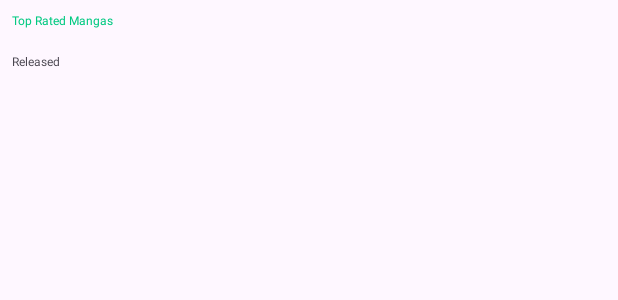
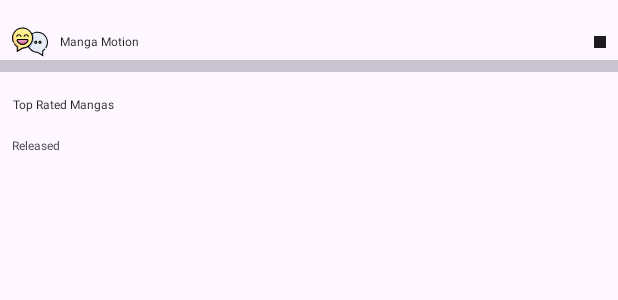
Before and after one commit to MahanZiyari/MangaMotion, an Android app: the layout fragment_manga.xml on its own in the app's theme, with its tools: preview values and no code run, on a phone screen of 412 x 824 dp. Shown: the top 300 px of the screen. Run offline under Robolectric (Android 15) with nearby library versions, the phone set to English and light mode, and no system bars; plain views replace ShimmerRecyclerView.

Commit message:
feat: add top app bar to MangaFragment for more accessibility - set MangaViewModel as activity viewmodel

```diff
--- a/app/src/main/java/ir/mahan/mangamotion/ui/manga/MangaFragment.kt
+++ b/app/src/main/java/ir/mahan/mangamotion/ui/manga/MangaFragment.kt
@@ -6,6 +6,7 @@ import android.view.LayoutInflater
 import android.view.View
 import android.view.ViewGroup
 import android.widget.Toast
+import androidx.fragment.app.activityViewModels
 import androidx.fragment.app.viewModels
 import androidx.lifecycle.lifecycleScope
 import androidx.recyclerview.widget.GridLayoutManager
@@ -31,7 +32,7 @@ class MangaFragment : Fragment() {
     private var _binding: FragmentMangaBinding? = null
     val binding get() = _binding!!
 
-    private val viewModel: MangaViewModel by viewModels()
+    private val viewModel: MangaViewModel by activityViewModels()
 
     @Inject lateinit var topItemsAdapter: TopItemAdapter
 
@@ -48,9 +49,7 @@ class MangaFragment : Fragment() {
         super.onViewCreated(view, savedInstanceState)
         // Data Calling
         lifecycleScope.launch {
-            Timber.tag(DEBUG_TAG).d("lifeCycleScope launched")
-            async { requestForTopMangas() }.await()
-            Timber.tag(DEBUG_TAG).d("After manageStates")
+            //async { requestForTopMangas() }.await()
             manageStates()
         }
         // UI
@@ -59,7 +58,6 @@ class MangaFragment : Fragment() {
 
     private suspend fun manageStates()  {
         viewModel.states.collect{state->
-            Timber.tag(DEBUG_TAG).d("NewState: $state")
             when(state){
                 is MangaStates.Idle -> {}
                 is MangaStates.TopMangasLoading -> {
@@ -87,7 +85,6 @@ class MangaFragment : Fragment() {
     }
 
     private fun requestForTopMangas() = lifecycleScope.launch {
-        Timber.tag(DEBUG_TAG).d("Requesting for Top Mangas")
         viewModel.intents.send(MangaIntents.LoadTopMangas)
     }
 
--- a/app/src/main/java/ir/mahan/mangamotion/viewmodel/manga/MangaViewModel.kt
+++ b/app/src/main/java/ir/mahan/mangamotion/viewmodel/manga/MangaViewModel.kt
@@ -4,9 +4,9 @@ import androidx.lifecycle.ViewModel
 import androidx.lifecycle.viewModelScope
 import dagger.hilt.android.lifecycle.HiltViewModel
 import ir.mahan.mangamotion.data.repository.MangaRepository
-import ir.mahan.mangamotion.utils.constants.DEBUG_TAG
 import ir.mahan.mangamotion.utils.ResponseHandler
 import ir.mahan.mangamotion.utils.constants.APIQueryParameters
+import ir.mahan.mangamotion.utils.constants.DEBUG_TAG
 import ir.mahan.mangamotion.utils.constants.LIMIT_NUMBER
 import kotlinx.coroutines.Dispatchers
 import kotlinx.coroutines.channels.Channel
@@ -17,8 +17,7 @@ import timber.log.Timber
 import javax.inject.Inject
 
 @HiltViewModel
-class MangaViewModel @Inject constructor(private val repository: MangaRepository) :
-    ViewModel() {
+class MangaViewModel @Inject constructor(private val repository: MangaRepository) : ViewModel() {
 
     val intents: Channel<MangaIntents> = Channel()
     private val _states = MutableStateFlow<MangaStates>(MangaStates.Idle)
@@ -32,6 +31,7 @@ class MangaViewModel @Inject constructor(private val repository: MangaRepository
 
     init {
         manageIntents()
+        viewModelScope.launch { intents.send(MangaIntents.LoadTopMangas) }
     }
 
 
--- /dev/null
+++ b/app/src/main/res/drawable/happy.xml
@@ -0,0 +1,43 @@
+<vector xmlns:android="http://schemas.android.com/apk/res/android"
+    android:width="24dp"
+    android:height="24dp"
+    android:viewportWidth="512"
+    android:viewportHeight="512">
+  <path
+      android:pathData="M79.35,219.62h141.31l7.5,15c-11.03,32.57 -41.86,56.01 -78.15,56.01s-67.12,-23.44 -78.15,-56.01zM7.5,200.63c0,51.18 26.99,96.05 67.5,121.18v66.32l75,-45c78.08,0 142.5,-63.19 142.5,-142.5 0,-77.59 -62.66,-142.5 -142.5,-142.5 -78.7,0 -142.5,63.8 -142.5,142.5z"
+      android:fillColor="#FEEF8F"
+      android:fillType="evenOdd"/>
+  <path
+      android:pathData="M220.65,219.62H79.35l-7.5,15c11.03,32.57 41.86,56.01 78.15,56.01s67.12,-23.44 78.15,-56.01z"
+      android:fillColor="#DF95C0"
+      android:fillType="evenOdd"/>
+  <path
+      android:pathData="M292.5,200.63c0,48.45 -24.18,91.25 -61.13,117 21.99,50.33 72.2,85.5 130.63,85.5l75,45v-66.32c40.51,-25.13 67.5,-70 67.5,-121.18 0,-78.7 -63.8,-142.5 -142.5,-142.5 -30.25,0 -58.29,9.43 -81.36,25.5 7.63,17.45 11.86,36.73 11.86,57zM337.93,275.63c-8.28,0 -15,-6.72 -15,-15 0,-8.28 6.72,-15 15,-15s15,6.72 15,15c-0,8.28 -6.72,15 -15,15zM397.93,275.63c-8.28,0 -15,-6.72 -15,-15 0,-8.28 6.72,-15 15,-15s15,6.72 15,15 -6.72,15 -15,15z"
+      android:fillColor="#E5ECF5"
+      android:fillType="evenOdd"/>
+  <path
+      android:pathData="M292.5,200.63c0,48.45 -24.18,91.25 -61.13,117 19.6,44.85 61.51,77.39 111.16,84.18 -47.98,-20.94 -70.61,-50 -82.36,-78.37C293.82,293.23 315,249.41 315,200.63c0,-24.4 -5.3,-47.57 -14.82,-68.42a142.59,142.59 0,0 0,-19.54 11.42c7.63,17.45 11.86,36.73 11.86,57z"
+      android:fillColor="#B0C5E0"
+      android:fillType="evenOdd"/>
+  <path
+      android:pathData="M337.93,245.63c-8.28,0 -15,6.72 -15,15s6.72,15 15,15 15,-6.72 15,-15c-0,-8.28 -6.72,-15 -15,-15zM397.93,245.63c-8.28,0 -15,6.72 -15,15s6.72,15 15,15 15,-6.72 15,-15c0,-8.28 -6.72,-15 -15,-15z"
+      android:fillColor="#FEEF8F"
+      android:fillType="evenOdd"/>
+  <path
+      android:pathData="M7.5,200.63c0,51.18 26.99,96.05 67.5,121.18v66.32l22.5,-13.5v-67.82C56.99,281.68 30,236.81 30,185.63c0,-44.64 20.53,-84.49 52.67,-110.61C37.92,99.05 7.5,146.28 7.5,200.63z"
+      android:fillColor="#F7BD83"
+      android:fillType="evenOdd"/>
+  <path
+      android:pathData="m77.06,224.2 l-5.21,10.42c11.03,32.57 41.86,56.01 78.15,56.01s67.12,-23.44 78.15,-56.01l-5.21,-10.42c-13.84,26.13 -41.31,43.93 -72.94,43.93s-59.1,-17.8 -72.94,-43.93z"
+      android:fillColor="#D15573"
+      android:fillType="evenOdd"/>
+  <path
+      android:pathData="M444.5,185.63h-15v-15h15zM414.5,170.63h-15v-15h15zM217.5,118.13h-15v-15h15zM187.5,103.13h-15v-15h15z"
+      android:fillColor="#FFFFFF"/>
+  <path
+      android:pathData="M485.03,346.45C502.67,321.21 512,291.53 512,260.63c0,-82.71 -67.29,-150 -150,-150 -27.87,0 -54.75,7.62 -78.29,22.07C258.89,84.03 208.27,50.63 150,50.63c-82.71,0 -150,67.29 -150,150 0,23.16 5.14,45.37 15.28,66.02l13.47,-6.61C19.62,241.46 15,221.48 15,200.63c0,-74.44 60.56,-135 135,-135s135,60.56 135,135 -60.56,135 -135,135h-2.08L82.5,374.88v-57.25l-3.55,-2.2c-17.4,-10.79 -32.37,-25.66 -43.28,-42.99l-12.69,7.99c11.37,18.06 26.71,33.71 44.52,45.48v75.47l84.6,-50.76c27.87,-0.38 53.92,-8.41 76.16,-22.07 25.16,49.51 75.76,81.29 131.64,82.07l84.6,50.76v-75.46a150.57,150.57 0,0 0,30.82 -27.02l-11.33,-9.83a135.56,135.56 0,0 1,-30.94 26.37l-3.55,2.2v57.25l-65.42,-39.25H362c-51.7,0 -98.65,-29.5 -121.26,-75.64C276.73,292.57 300,249.26 300,200.63c0,-19.08 -3.59,-37.33 -10.11,-54.13 21.57,-13.67 46.37,-20.88 72.11,-20.88 74.44,0 135,60.56 135,135 0,27.81 -8.39,54.52 -24.27,77.23z"
+      android:fillColor="#000000"/>
+  <path
+      android:pathData="m63.74,234.06 l1,2.96c12.38,36.55 46.65,61.1 85.26,61.1s72.88,-24.56 85.26,-61.1l1,-2.96 -10.97,-21.94L74.71,212.12zM83.98,227.12L216.02,227.12l3.99,7.98c-11.1,28.85 -38.86,48.03 -70.01,48.03s-58.91,-19.18 -70.01,-48.03zM97.5,144.62c-20.68,0 -37.5,16.82 -37.5,37.5h15c0,-12.41 10.09,-22.5 22.5,-22.5S120,169.71 120,182.12h15c0,-20.68 -16.82,-37.5 -37.5,-37.5zM202.5,159.62c12.41,0 22.5,10.09 22.5,22.5h15c0,-20.68 -16.82,-37.5 -37.5,-37.5s-37.5,16.82 -37.5,37.5h15c0,-12.41 10.09,-22.5 22.5,-22.5zM315.43,260.63c0,12.41 10.09,22.5 22.5,22.5s22.5,-10.09 22.5,-22.5 -10.09,-22.5 -22.5,-22.5 -22.5,10.09 -22.5,22.5zM345.43,260.63c0,4.14 -3.36,7.5 -7.5,7.5s-7.5,-3.36 -7.5,-7.5 3.36,-7.5 7.5,-7.5 7.5,3.37 7.5,7.5zM375.43,260.63c0,12.41 10.09,22.5 22.5,22.5s22.5,-10.09 22.5,-22.5 -10.09,-22.5 -22.5,-22.5 -22.5,10.09 -22.5,22.5zM405.43,260.63c0,4.14 -3.36,7.5 -7.5,7.5s-7.5,-3.36 -7.5,-7.5 3.36,-7.5 7.5,-7.5 7.5,3.37 7.5,7.5z"
+      android:fillColor="#000000"/>
+</vector>
--- a/app/src/main/res/drawable/star.xml
+++ b/app/src/main/res/drawable/star.xml
@@ -1,6 +1,6 @@
 <vector xmlns:android="http://schemas.android.com/apk/res/android"
-    android:width="576dp"
-    android:height="512dp"
+    android:width="27dp"
+    android:height="24dp"
     android:viewportWidth="576"
     android:viewportHeight="512">
   <path
--- a/app/src/main/res/layout/fragment_manga.xml
+++ b/app/src/main/res/layout/fragment_manga.xml
@@ -6,9 +6,21 @@
     xmlns:app="http://schemas.android.com/apk/res-auto"
     tools:context=".ui.manga.MangaFragment">
 
+    <androidx.constraintlayout.widget.ConstraintLayout
+        android:id="@+id/appBar"
+        android:layout_width="match_parent"
+        android:layout_height="wrap_content"
+        app:layout_constraintTop_toTopOf="parent">
+        <include
+            android:id="@+id/appbarLay"
+            layout="@layout/home_app_bar"/>
+    </androidx.constraintlayout.widget.ConstraintLayout>
+
     <androidx.core.widget.NestedScrollView
         android:layout_width="match_parent"
-        android:layout_height="match_parent">
+        app:layout_constraintTop_toBottomOf="@id/appBar"
+        android:padding="@dimen/_8mdp"
+        android:layout_height="0dp">
         <androidx.constraintlayout.widget.ConstraintLayout
             android:layout_width="match_parent"
             android:layout_height="match_parent">
@@ -18,12 +30,13 @@
                 android:layout_height="wrap_content"
                 app:layout_constraintTop_toTopOf="parent"
                 app:layout_constraintStart_toStartOf="parent"
-                android:layout_marginStart="@dimen/_10mdp"
                 android:layout_marginBottom="@dimen/_10mdp"
+                android:gravity="center"
+                android:drawablePadding="@dimen/_2mdp"
                 android:layout_marginTop="@dimen/_15mdp"
                 android:textSize="@dimen/_15font_mdp"
                 app:fontPath="fonts/Poppins-Bold.ttf"
-                android:textColor="@color/caribbean_green"
+                android:textColor="?attr/colorOnBackground"
                 android:text="Top Rated Mangas"/>
             <!--Popular Manga-->
             <com.todkars.shimmer.ShimmerRecyclerView
@@ -45,8 +58,7 @@
                 android:layout_width="wrap_content"
                 android:layout_height="wrap_content"
                 app:layout_constraintTop_toBottomOf="@id/popular_manga_shimmer"
-                app:layout_constraintStart_toStartOf="parent"
-                android:layout_marginStart="@dimen/_10mdp"
+                app:layout_constraintStart_toStartOf="@id/top_title"
                 fontPath="fonts/Poppins-ExtraBoldItalic.ttf"
                 android:layout_marginVertical="@dimen/_10mdp"
                 android:textSize="@dimen/_10font_mdp"
--- /dev/null
+++ b/app/src/main/res/layout/home_app_bar.xml
@@ -0,0 +1,47 @@
+<?xml version="1.0" encoding="utf-8"?>
+<androidx.constraintlayout.widget.ConstraintLayout xmlns:android="http://schemas.android.com/apk/res/android"
+    xmlns:app="http://schemas.android.com/apk/res-auto"
+    xmlns:tools="http://schemas.android.com/tools"
+    android:id="@+id/homeTopAppbar"
+    android:layout_width="match_parent"
+    android:layout_height="wrap_content"
+    android:elevation="@dimen/_3mdp"
+    android:paddingTop="@dimen/_5mdp">
+
+    <TextView
+        android:id="@+id/appTitle"
+        fontPath="fonts/Dongding.ttf"
+        android:layout_width="wrap_content"
+        android:layout_height="wrap_content"
+        android:layout_margin="@dimen/_10mdp"
+        android:drawableStart="@drawable/happy"
+        android:drawablePadding="@dimen/_4mdp"
+        android:gravity="center_vertical"
+        android:text="@string/app_name"
+        android:textColor="?attr/colorOnBackground"
+        android:textSize="@dimen/_18font_mdp"
+        app:layout_constraintBottom_toBottomOf="parent"
+        app:layout_constraintStart_toStartOf="parent"
+        app:layout_constraintTop_toTopOf="parent"
+        tools:ignore="MissingPrefix" />
+
+
+    <com.google.android.material.imageview.ShapeableImageView
+        android:layout_width="@dimen/_30mdp"
+        android:layout_height="@dimen/_30mdp"
+        android:layout_margin="@dimen/_10mdp"
+        android:scaleType="centerCrop"
+        android:padding="@dimen/_2mdp"
+        app:layout_constraintBottom_toBottomOf="@id/appTitle"
+        app:layout_constraintEnd_toEndOf="parent"
+        app:layout_constraintTop_toTopOf="@id/appTitle"
+        app:shapeAppearanceOverlay="@style/CircleImage"
+        app:strokeColor="?attr/colorOnBackground"
+        app:strokeWidth="@dimen/_1mdp" />
+
+    <com.google.android.material.divider.MaterialDivider
+        android:layout_width="match_parent"
+        android:layout_height="@dimen/_1mdp"
+        app:layout_constraintBottom_toBottomOf="parent" />
+
+</androidx.constraintlayout.widget.ConstraintLayout>
--- a/app/src/main/res/layout/item_top_shimmer.xml
+++ b/app/src/main/res/layout/item_top_shimmer.xml
@@ -1,46 +1,15 @@
 <?xml version="1.0" encoding="utf-8"?>
 <com.google.android.material.card.MaterialCardView
     xmlns:android="http://schemas.android.com/apk/res/android"
-    xmlns:tools="http://schemas.android.com/tools"
-    android:id="@+id/card"
     android:layout_width="match_parent"
-    android:layout_height="match_parent"
-    android:clipChildren="false">
+    android:layout_height="wrap_content"
+    android:layout_margin="@dimen/_4mdp">
 
     <View
         android:id="@+id/image"
         android:layout_width="match_parent"
-        android:layout_height="match_parent"
-        android:background="#ffffff"
-        android:contentDescription="@null"
-        android:foreground="@drawable/gradient"
-        android:scaleType="centerCrop" />
+        android:layout_height="@dimen/_120mdp"
+        android:background="#757575"/>
 
 
-    <LinearLayout
-        android:layout_width="match_parent"
-        android:layout_height="wrap_content"
-        android:layout_gravity="bottom|start"
-        android:layout_margin="24dp"
-        android:clipChildren="false"
-        android:orientation="vertical">
-
-        <View
-            android:id="@+id/title"
-            android:layout_width="match_parent"
-            android:background="@color/gray"
-            android:layout_marginBottom="@dimen/_20mdp"
-            android:layout_height="@dimen/_30mdp" />
-
-        <View
-            android:id="@+id/message"
-            android:layout_width="match_parent"
-            android:layout_height="@dimen/_15mdp"
-            android:layout_marginBottom="@dimen/_20mdp"
-            android:background="@color/gray"
-            android:layout_marginStart="2dp"
-            android:layout_marginTop="2dp" />
-
-    </LinearLayout>
-
 </com.google.android.material.card.MaterialCardView>
--- a/app/src/main/res/values/themes.xml
+++ b/app/src/main/res/values/themes.xml
@@ -36,4 +36,8 @@
         <item name="cornerFamily">rounded</item>
         <item name="cornerSize">@dimen/_10mdp</item>
     </style>
+    <style name="CircleImage" parent="">
+        <item name="cornerFamily">rounded</item>
+        <item name="cornerSize">50%</item>
+    </style>
 </resources>
```
Also changed, not shown: app/src/main/assets/fonts/Dongding.ttf (added).
